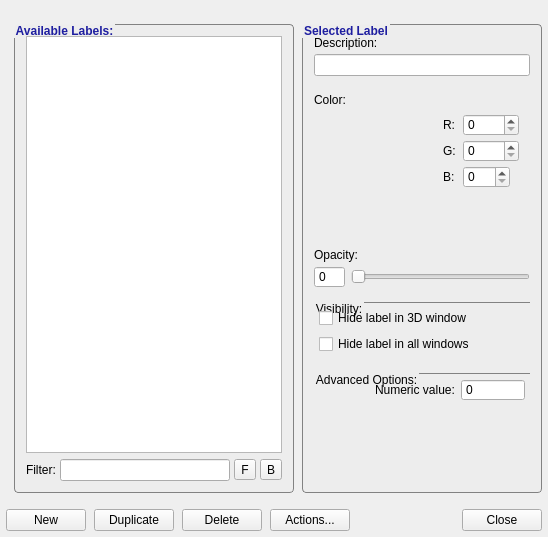
pyushkevich/itksnap, file GUI/Qt/Windows/LabelEditorDialog.ui: the form before one commit.
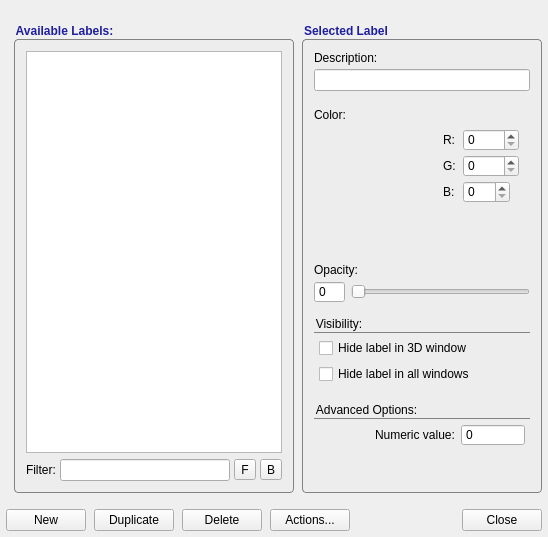
The form after the commit. Custom widgets are drawn as their Qt base class.

Patch:
```diff
--- a/GUI/Qt/Windows/LabelEditorDialog.ui
+++ b/GUI/Qt/Windows/LabelEditorDialog.ui
@@ -16,7 +16,7 @@
   <property name="styleSheet">
    <string notr="true">QGroupBox {
   background-origin: content;
-  margin-top: 2.5ex;
+  margin-top: 15px;
   font-weight: bold;
   font-size: 12px;
   color: rgb(30,30,160);
@@ -393,7 +393,7 @@
         <property name="styleSheet">
          <string notr="true">QGroupBox {
   background-origin: content;
-  margin-top: 2.5ex;
+  margin-top: 15px;
   font-weight: normal;
   color: black;
   background-color: rgb(237,237,237);
@@ -460,7 +460,7 @@
         <property name="styleSheet">
          <string notr="true">QGroupBox {
   background-origin: content;
-  margin-top: 2.5ex;
+  margin-top: 15px;
   font-weight: normal;
   color: black;
   background-color: rgb(237,237,237);
```
